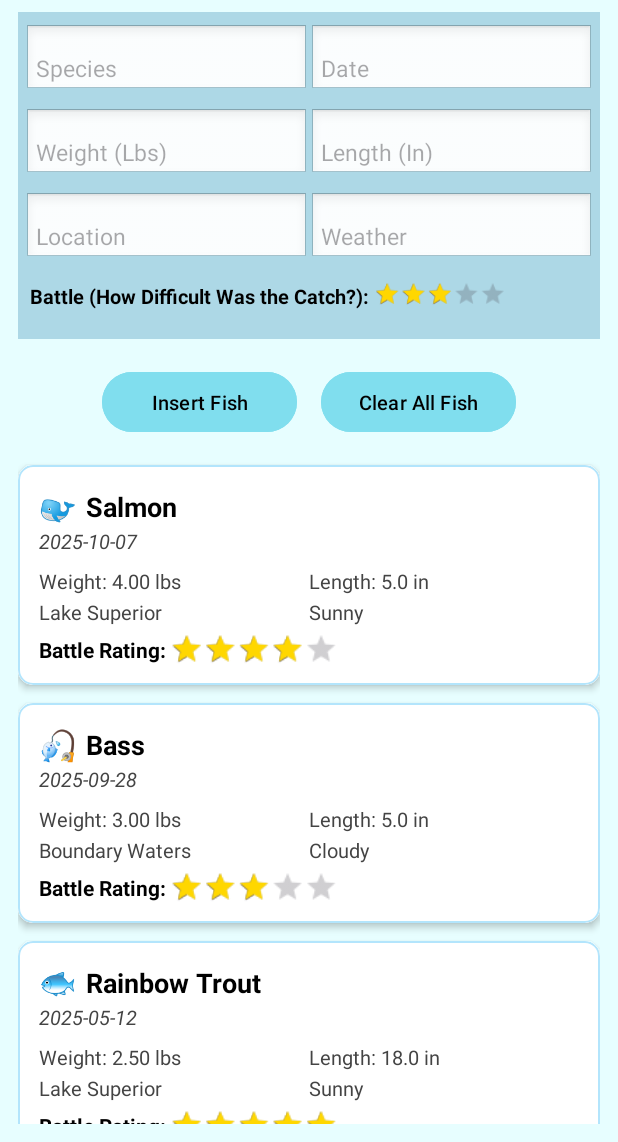
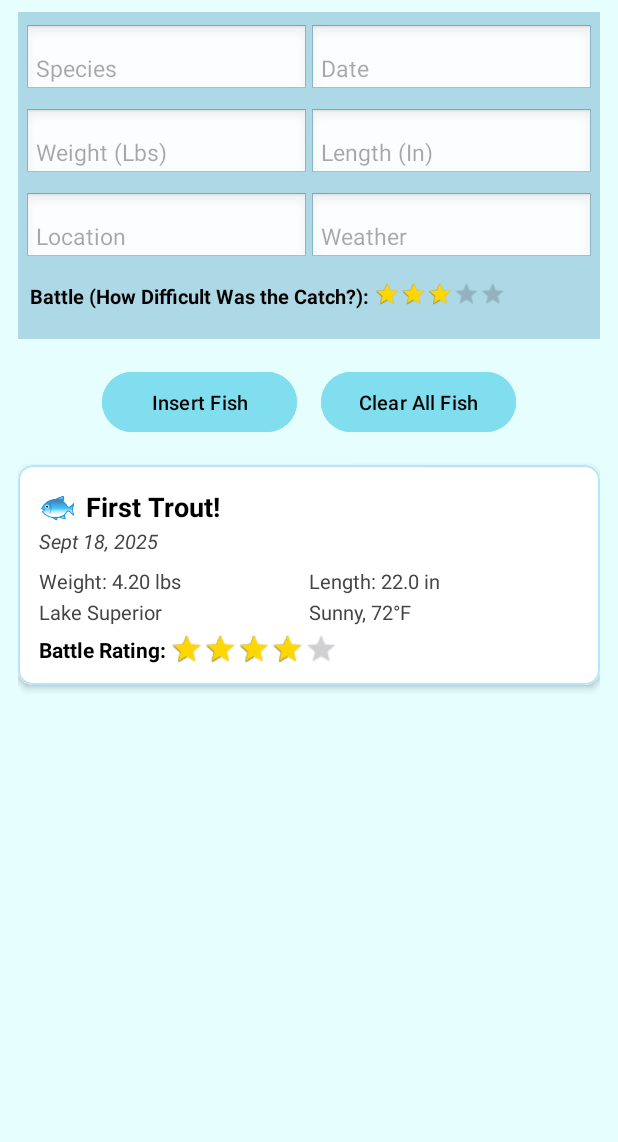
Before and after one commit to adewitt-1/Sprint_1_Fish_List_Final, an Android app: the screen it shows after launch (MainActivity), on a phone screen of 412 x 824 dp, the part 94-1236 px from its top. Run offline under Robolectric (Android 15) with nearby library versions, the phone set to English and light mode, and no system bars; our stand-ins replace Firebase (no records; nobody signed in at launch, a user with empty details on screens opened directly).

Commit message:
Last major updates. Code has been written and reviewed. Awaiting one more brief revision before final submission.

```diff
--- a/app/src/main/java/cis3334/java_sprint_1_fish_list/data/firebase/FirebaseService.java
+++ b/app/src/main/java/cis3334/java_sprint_1_fish_list/data/firebase/FirebaseService.java
@@ -1,16 +1,30 @@
 package cis3334.java_sprint_1_fish_list.data.firebase;
 
 import com.google.firebase.firestore.FirebaseFirestore;
+import com.google.firebase.firestore.QueryDocumentSnapshot;
+
 import cis3334.java_sprint_1_fish_list.data.model.Fish;
 import android.util.Log;
 
+import java.util.ArrayList;
+import java.util.List;
+import java.util.function.Consumer;
 
+/**
+ * Firebase Service for the Fish List app. Handles all interactions with the Firebase firestore.
+ */
 public class FirebaseService {
+    // Sets up TAG for the LogCat error checking and handling.
     private static final String TAG = "FirebaseService";
     private final FirebaseFirestore db = FirebaseFirestore.getInstance();
 
-    // Add Fish to the Database in the Firestore
+
+    /**
+     * Adds a fish to the database.
+     * @param fish The fish to add.
+     */
     public void addFish(Fish fish) {
+        // Adds fish to collections in Firestore
         db.collection("fish").add(fish)
 
                 // Error checking for LogCat.
@@ -23,4 +37,64 @@ public class FirebaseService {
     }
 
 
+    /**
+     * Loads fish from the Firebase database.
+     *
+     * @param callback A function that runs after the data is finished loading,
+     *                 which the ViewModel uses to take the list of Fish and update the UI.
+     */
+    public void loadFish(Consumer<List<Fish>> callback) {
+        // Gets fish from collections in the Firestore
+        db.collection("fish").get()
+                // Once Firebase finishes task:
+                .addOnCompleteListener(task -> {
+                    // Checks if the task is successful.
+                    if (task.isSuccessful()) {
+
+                        // Creates a list of fish.
+                        ArrayList<Fish> fishList = new ArrayList<>();
+
+                        // For each document, convert to Fish object, set ID, and add
+                        // to the list.
+                        for (QueryDocumentSnapshot document : task.getResult()) {
+                            Fish fish = document.toObject(Fish.class);
+                            fish.setId(document.getId());
+                            fishList.add(fish);
+                        }
+                        // Send the list of fish to the callback.
+                        // The ViewModel calls loadFish(), Firebase fetches data in the background, and once it’s done,
+                        //     Firebase triggers the callback (written in the ViewModel) to update the LiveData
+                        //     with the new fish list so the UI refreshes.
+                        callback.accept(fishList);
+                    } else {
+                        // If the task fails, error checking for LogCat.
+                        Log.d(TAG, "Error getting documents: ", task.getException());
+
+                        // Sends back an empty array to the callback.
+                        callback.accept(new ArrayList<>());
+                    }
+                });
+    }
+
+
+    /**
+     * Clears the fish list from the Firebase database.
+     */
+    public void clearFishList() {
+        // Gets fish from collections in the Firestore
+        db.collection("fish").get()
+                // Once Firebase finishes task:
+                .addOnCompleteListener(task -> {
+
+                    // Checks if the task is successful, checks every document and deletes.
+                    if (task.isSuccessful()) {
+                        for (QueryDocumentSnapshot document : task.getResult()) {
+                            db.collection("fish").document(document.getId()).delete();
+                        }
+                    } else {
+                        // If the task fails, error checking for LogCat.
+                        Log.d(TAG, "Error getting documents: ", task.getException());
+                    }
+                });
+    }
 }
--- a/app/src/main/java/cis3334/java_sprint_1_fish_list/ui/FishAdapter.java
+++ b/app/src/main/java/cis3334/java_sprint_1_fish_list/ui/FishAdapter.java
@@ -18,24 +18,51 @@ import cis3334.java_sprint_1_fish_list.R;
 import cis3334.java_sprint_1_fish_list.data.model.Fish;
 
 /**
-* SIMILAR TO PARK LIST ADAPTER AND ALTERED TO FIT FISH. STILL NEEDS REVISION AND REVIEW.
+ * Fish Adapter for the Fish List app.
+ * Think of it as a waiter (The adapter, in this case) who connects the kitchen
+ * (data from viewmodel) to the tables (recyclerview). Basically serves as a bridge between
+ * the viewmodel and the recyclerview (UI).
  */
-
 public class FishAdapter extends ListAdapter<Fish, FishAdapter.FishViewHolder> {
 
+    /**
+     * Listener for when a fish is clicked.
+     */
     private OnFishClickListener listener;
 
+    /**
+     * Interface for the Fish Adapter.
+     */
     public interface OnFishClickListener {
         void onFishClick(Fish fish);
     }
 
+    /**
+     * Constructor for the Fish Adapter. Runs when the adapter is created.
+     * @param listener Listener for when a fish is clicked.
+     */
     public FishAdapter(OnFishClickListener listener) {
+        // Tells the adapter how to compare items in the list
         super(FISH_DIFF_CALLBACK);
+        // Listens for when a fish is clicked
         this.listener = listener;
     }
 
+    /**
+     * DiffUtil.ItemCallback for the Fish Adapter.
+     * Compares items in the list to determine if the Fish items are the same or not.
+     * Used by the List Adapter to update efficiently only the changed items
+     * in the RecyclerView.
+     */
     private static final DiffUtil.ItemCallback<Fish> FISH_DIFF_CALLBACK =
             new DiffUtil.ItemCallback<Fish>() {
+                /**
+                 * Called to check whether two objects represent the same item.
+                 *
+                 * @param oldItem The item in the old list.
+                 * @param newItem The item in the new list.
+                 * @return True if the two items represent the same object or false if they are different.
+                 */
                 @Override
                 public boolean areItemsTheSame(@NonNull Fish oldItem, @NonNull Fish newItem) {
                     // Use id if available, otherwise fall back to species+date as a best-effort unique key
@@ -48,6 +75,13 @@ public class FishAdapter extends ListAdapter<Fish, FishAdapter.FishViewHolder> {
                             && Objects.equals(oldItem.getDate(), newItem.getDate());
                 }
 
+                /**
+                 * Called to check whether two items have the same data or content.
+                 *
+                 * @param oldItem The item in the old list.
+                 * @param newItem The item in the new list.
+                 * @return True (same) or False (different).
+                 */
                 @Override
                 public boolean areContentsTheSame(@NonNull Fish oldItem, @NonNull Fish newItem) {
                     // Compare visible fields
@@ -61,20 +95,45 @@ public class FishAdapter extends ListAdapter<Fish, FishAdapter.FishViewHolder> {
                 }
             };
 
+    /**
+     * Called when RecyclerView needs a new viewHolder to display an item.
+     * This happens initially and if the user scrolls too fast and the viewHolder can't
+     * keep up and creates an entirely new viewHolder.
+     *
+     * @param parent   The ViewGroup into which the new View will be added after it is bound to
+     *                 an adapter position.
+     * @param viewType The view type of the new View.
+     * @return A new ViewHolder.
+     */
     @NonNull
     @Override
     public FishViewHolder onCreateViewHolder(@NonNull ViewGroup parent, int viewType) {
+        // Inflate means to turn XML layout file (list_item_fish.xml) into view object so that
+        // the app can interact and display.
         View itemView = LayoutInflater.from(parent.getContext())
                 .inflate(R.layout.list_item_fish, parent, false);
         return new FishViewHolder(itemView, listener);
     }
 
+    /**
+     * Calls the bind() method in the ViewHolder to bind the data to the view.
+     *
+     * @param holder   The ViewHolder which should be updated to represent the information of the item.
+     * @param position The position of the item within the adapter's data set.
+     */
     @Override
     public void onBindViewHolder(@NonNull FishViewHolder holder, int position) {
+        // Get the fish at the current position
         Fish currentFish = getItem(position);
+        // Bind the fish to the view holder
         holder.bind(currentFish);
     }
 
+    /**
+     * ViewHolder for the Fish Adapter. Think of it as a table setup that holds
+     * all the utensils, ready for the waiter (adapter) to fill with food/drink (data).
+     *
+     */
     static class FishViewHolder extends RecyclerView.ViewHolder {
         private final TextView speciesText;
         private final TextView dateText;
@@ -86,8 +145,16 @@ public class FishAdapter extends ListAdapter<Fish, FishAdapter.FishViewHolder> {
         private final TextView fishEmoji; // optional
         private Fish currentFish;
 
+        /**
+         * Constructor for the Fish ViewHolder. Sets up references to the views in the layout
+         * and sets up a click listener for the view.
+         *
+         * @param itemView The view of the item.
+         * @param listener The listener for when a fish is clicked.
+         */
         public FishViewHolder(@NonNull View itemView, OnFishClickListener listener) {
             super(itemView);
+            // Find the views in the layout
             speciesText = itemView.findViewById(R.id.speciesText);
             dateText = itemView.findViewById(R.id.dateText);
             weightText = itemView.findViewById(R.id.weightText);
@@ -96,9 +163,11 @@ public class FishAdapter extends ListAdapter<Fish, FishAdapter.FishViewHolder> {
             weatherText = itemView.findViewById(R.id.weatherText);
             battleRatingBar = itemView.findViewById(R.id.battleRatingBar);
 
+            // Optional fish emoji
             TextView tempEmoji = itemView.findViewById(R.id.fishEmoji);
             fishEmoji = tempEmoji; // may be null if not present
 
+            // Set up a click listener for the view
             itemView.setOnClickListener(v -> {
                 if (listener != null && currentFish != null) {
                     listener.onFishClick(currentFish);
@@ -106,9 +175,17 @@ public class FishAdapter extends ListAdapter<Fish, FishAdapter.FishViewHolder> {
             });
         }
 
+        /**
+         * Binds a fish to the view holder. The adapter assigns a fish to this viewholder,
+         * and this method updates the views with the fish's data.
+         *
+         * @param fish
+         */
         public void bind(Fish fish) {
             currentFish = fish;
 
+            // Set the text of the views to the fish's data if it's not null
+            // ? serves as a "if-else" statement, where ? represents if true.
             speciesText.setText(fish.getSpecies() != null ? fish.getSpecies() : "");
             dateText.setText(fish.getDate() != null ? fish.getDate() : "");
             weightText.setText(String.format(Locale.getDefault(), "Weight: %.2f lbs", fish.getWeight()));
@@ -117,13 +194,16 @@ public class FishAdapter extends ListAdapter<Fish, FishAdapter.FishViewHolder> {
             weatherText.setText(fish.getWeather() != null ? fish.getWeather() : "");
             battleRatingBar.setRating(fish.getBattleRating());
 
+            // If the fish emoji is present, set it to the following emojis
             if (fishEmoji != null) {
-                // simple mapping; change as you like
+                // Updates fish emojis based on species
                 String species = fish.getSpecies() == null ? "" : fish.getSpecies().toLowerCase();
                 if (species.contains("trout")) fishEmoji.setText("🐟");
-                else if (species.contains("bass")) fishEmoji.setText("🎣");
+                else if (species.contains("bass")) fishEmoji.setText("🐋");
                 else if (species.contains("pike")) fishEmoji.setText("🐡");
-                else fishEmoji.setText("🐋");
+                else if (species.contains("salmon")) fishEmoji.setText("🐠");
+                else if (species.contains("shark")) fishEmoji.setText("🦈");
+                else fishEmoji.setText("🎣");
             }
         }
     }
--- a/app/src/main/java/cis3334/java_sprint_1_fish_list/ui/MainActivity.java
+++ b/app/src/main/java/cis3334/java_sprint_1_fish_list/ui/MainActivity.java
@@ -6,11 +6,7 @@ import android.widget.EditText;
 import android.widget.RatingBar;
 import android.widget.Toast;
 
-import androidx.activity.EdgeToEdge;
 import androidx.appcompat.app.AppCompatActivity;
-import androidx.core.graphics.Insets;
-import androidx.core.view.ViewCompat;
-import androidx.core.view.WindowInsetsCompat;
 import androidx.lifecycle.ViewModelProvider;
 import androidx.recyclerview.widget.LinearLayoutManager;
 import androidx.recyclerview.widget.RecyclerView;
@@ -19,13 +15,17 @@ import java.util.ArrayList;
 import java.util.UUID;
 
 import cis3334.java_sprint_1_fish_list.R;
-import cis3334.java_sprint_1_fish_list.ui.FishAdapter;
 import cis3334.java_sprint_1_fish_list.viewmodel.FishViewModel;
 import cis3334.java_sprint_1_fish_list.data.model.Fish;
-import cis3334.java_sprint_1_fish_list.data.firebase.FirebaseService;
 
+
+/**
+ * Main Activity for the Fish List app. Sets up the UI environment, initializes variables, creates
+ * the RecyclerView, and the LiveData observer. Updates recyclerview through the FishViewModel.
+ */
 public class MainActivity extends AppCompatActivity {
 
+    // Ids for the UI elements
     private FishViewModel fishViewModel;
     private FishAdapter adapter;
     private EditText speciesInput;
@@ -42,9 +42,7 @@ public class MainActivity extends AppCompatActivity {
     /**
      * Called when the activity is first created.
      *
-     * @param savedInstanceState If the activity is being re-initialized after
-     *     previously being shut down then this Bundle contains the data it most
-     *     recently supplied in {@link #onSaveInstanceState}.  <b><i>Note: Otherwise it is null.</i></b>
+     * @param savedInstanceState Contains data if shut down and re-created.
      *
      */
     @Override
@@ -53,41 +51,10 @@ public class MainActivity extends AppCompatActivity {
         setContentView(R.layout.activity_main);
 
 
-        // ViewModel
+        // ViewModel (Connection between UI and Firebase)
         fishViewModel = new ViewModelProvider(this).get(FishViewModel.class);
 
-        /**
-         * TEMP HARD CODED
-         */
-
-        // --- Add these lines below ---
-        Fish fish1 = new Fish(
-                UUID.randomUUID().toString(),
-                "Rainbow Trout",
-                "2025-05-12",
-                2.5,
-                18.0,
-                "Lake Superior",
-                "Sunny",
-                4.5f
-        );
-
-        Fish fish2 = new Fish(
-                UUID.randomUUID().toString(),
-                "Largemouth Bass",
-                "2025-06-01",
-                3.2,
-                20.0,
-                "Mississippi River",
-                "Cloudy",
-                3.5f
-        );
-
-        // Add to ViewModel list
-        fishViewModel.addFish(fish1);
-        fishViewModel.addFish(fish2);
-
-        // Initializing inputs
+        // Initializing user input fields and buttons
         speciesInput = findViewById(R.id.speciesInput);
         dateInput = findViewById(R.id.dateInput);
         weightInput = findViewById(R.id.weightInput);
@@ -98,19 +65,13 @@ public class MainActivity extends AppCompatActivity {
         insertFishButton = findViewById(R.id.insertFishButton);
         clearFishButton = findViewById(R.id.clearFishButton);
 
-        // Insert Fish Button
-        insertFishButton.setOnClickListener(v -> addNewFish());
+        // Makes the insertFishButton clickable
+        // Calls the addNewFish() method when the button is clicked
+        insertFishButton.setOnClickListener(v -> addFish());
 
-        // Clear Fish Button
-        clearFishButton.setOnClickListener(v -> {
-            fishViewModel.clearFishList();
-
-            // Toast (Pop-Up Message!) For Clearing
-            CharSequence text1 = "Cleared Fish!";
-            int duration1 = Toast.LENGTH_SHORT;
-            Toast toast1 = Toast.makeText(this, text1, duration1);
-            toast1.show();
-        });
+        // Makes the clearFishButton clickable
+        // Calls the clearFish() method when the button is clicked
+        clearFishButton.setOnClickListener(v -> clearFish());
 
         // Run setup methods
         setupRecyclerView();
@@ -121,7 +82,7 @@ public class MainActivity extends AppCompatActivity {
     /**
      * Adds a new fish to the list.
      */
-    private void addNewFish() {
+    private void addFish() {
         // Get input values
         String species = speciesInput.getText().toString().trim();
         String date = dateInput.getText().toString().trim();
@@ -139,7 +100,7 @@ public class MainActivity extends AppCompatActivity {
             return;
         }
 
-        // Convert weight and length to doubles
+        // Convert weight and length back to doubles
         double weight;
         double length;
         try {
@@ -164,7 +125,7 @@ public class MainActivity extends AppCompatActivity {
                 battleRating
         );
 
-        // Add new fish to the list
+        // Add new fish to the list for fishViewModel to handle
         fishViewModel.addFish(newFish);
 
         // Clear inputs after addition of new fish
@@ -184,24 +145,43 @@ public class MainActivity extends AppCompatActivity {
 
     }
 
+    /**
+     * Clears the fish list.
+     */
+    private void clearFish() {
+        fishViewModel.clearFishList();
+
+        // Toast (Pop-Up Message!) For Clearing
+        CharSequence text1 = "Cleared Fish!";
+        int duration1 = Toast.LENGTH_SHORT;
+        Toast toast1 = Toast.makeText(this, text1, duration1);
+        toast1.show();
+    }
+
 
     /**
-     * Sets up the RecyclerView.
+     * Sets up the RecyclerView. Think of it as a dining area with limited number
+     * of tables (cards). There many be a lot of people, but only a limited number
+     * of tables can be used at once. Once people leave, new people can sit.
      */
     private void setupRecyclerView() {
+        // Find the RecyclerView in the layout
         fishRecyclerView = findViewById(R.id.fishRecyclerView);
         fishRecyclerView.setLayoutManager(new LinearLayoutManager(this));
 
         // Provide a simple click listener to avoid null
+        // Otherwise, app crashes when clicking on a fish.
         adapter = new FishAdapter(fish -> {
-            Toast.makeText(this, "Clicked: " + fish.getSpecies(), Toast.LENGTH_SHORT).show();
+            Toast.makeText(this, "Great Catch! This is an awesome " + fish.getSpecies() + "!", Toast.LENGTH_SHORT).show();
         });
 
+        // Set the adapter for the RecyclerView
         fishRecyclerView.setAdapter(adapter);
     }
 
     /**
-     * Sets up the LiveData observer.
+     * Sets up the LiveData observer. It watches the LiveData variable in the FishViewModel
+     * and updates the RecyclerView when the data changes.
      */
     private void setupLiveDataObserver() {
         fishViewModel.getFishList().observe(this, fishList -> {
--- a/app/src/main/java/cis3334/java_sprint_1_fish_list/viewmodel/FishViewModel.java
+++ b/app/src/main/java/cis3334/java_sprint_1_fish_list/viewmodel/FishViewModel.java
@@ -1,4 +1,6 @@
 package cis3334.java_sprint_1_fish_list.viewmodel;
+
+import android.util.Log;
 
 import androidx.lifecycle.LiveData;
 import androidx.lifecycle.MutableLiveData;
@@ -11,40 +13,81 @@ import cis3334.java_sprint_1_fish_list.data.firebase.FirebaseService;
 import cis3334.java_sprint_1_fish_list.data.model.Fish;
 
 /**
- * THIS IS ALSO TEMPORARY. JUST CAPABLE OF HOLDING THE HARD-CODED FISH IN THE LIST BEFORE
- * FINALIZING, REVIEWING, AND FULLY SETTING UP DATABASE.
+ * Fish ViewModel for the Fish List app. Serves as a bridge between the firebase database
+ * and the UI. Provides LiveData to be observed.
  */
-
-
 public class FishViewModel extends ViewModel {
+    // Instance ID for the ViewModel (Universally unique identifier)
     public final String instanceId = UUID.randomUUID().toString();
 
-    private final MutableLiveData<List<Fish>> fishList = new MutableLiveData<>();
+    // LiveData fish list
+    private final MutableLiveData<List<Fish>> _fishList = new MutableLiveData<>();
+
+    // Firebase Service connection
     private final FirebaseService firebaseService = new FirebaseService();
 
+    /**
+     * Constructor for the Fish ViewModel.
+     */
     public FishViewModel() {
-        // TEMPORARY added hard-coded fish
-        List<Fish> sampleFish = new ArrayList<>();
-        sampleFish.add(new Fish("1", "Salmon", "2025-10-07", 4, 5, "Lake Superior", "Sunny", 4f));
-        sampleFish.add(new Fish("2", "Bass", "2025-09-28", 3, 5, "Boundary Waters", "Cloudy", 3.0f));
-        fishList.setValue(sampleFish);
+        Log.d("FishViewModel", "Created new FishViewModel instance: " + instanceId);
+        loadFish();
     }
 
-    // updates data
+    /**
+     * Gets the fish list.
+     *
+     * @return The fish list.
+     */
     public LiveData<List<Fish>> getFishList() {
-        return fishList;
+        return _fishList;
     }
 
-    // adds fish to the list
+    /**
+     * Adds a fish to the list. Also adds to the firebase database.
+     *
+     * @param fish The fish to add.
+     */
     public void addFish(Fish fish) {
-        List<Fish> currentList = fishList.getValue();
+        // LogCat notes
+        Log.d("FishViewModel", "Adding fish: " + fish.getSpecies());
+
+        // Add to Firebase:
+        firebaseService.addFish(fish);
+
+        // Update LiveData for UI refresh!
+        List<Fish> currentList = _fishList.getValue();
         currentList.add(fish);
-        fishList.setValue(currentList);
+        _fishList.setValue(currentList);
     }
 
-    // clears the list
+    /**
+     * Loads fish from the Firebase database. Adds a default fish if the list is empty.
+     */
+    public void loadFish() {
+        // Tells Firebase to load fish from the database, and then runs the callback function
+        // when the data is finished loading by updating the LiveData variable with the new list.
+        firebaseService.loadFish(fishList -> {
+            _fishList.setValue(fishList);
+            // If list is empty, ensure there's one fish.
+            if (fishList.isEmpty()) {
+                addFish(new Fish("1", "First Trout!", "Sept 18, 2025", 4.2, 22, "Lake Superior", "Sunny, 72°F", 4));
+            }
+            // LogCat notes
+            Log.d("FishViewModel", "Loaded fish list: " + fishList);
+        });
+    }
+
+    /**
+     * Clears the fish list from the Firebase database and LiveData.
+     */
     public void clearFishList() {
-        fishList.setValue(new ArrayList<>());
+        // Clears the list in Firebase
+        firebaseService.clearFishList();
+        // Clears the list in LiveData
+        _fishList.setValue(new ArrayList<>());
+        // LogCat notes
+        Log.d("FishViewModel", "Cleared fish list" + instanceId);
     }
 
 }
```
Also changed, not shown: app/src/main/java/cis3334/java_sprint_1_fish_list/data/model/Fish.java (+17 -2 lines).
